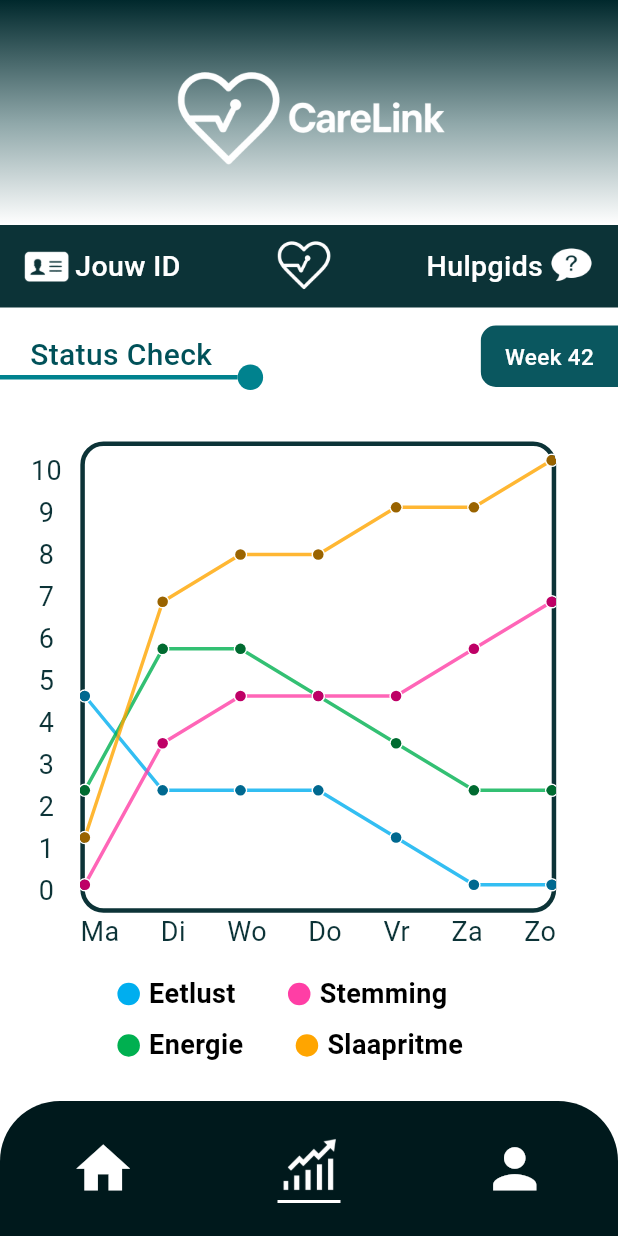
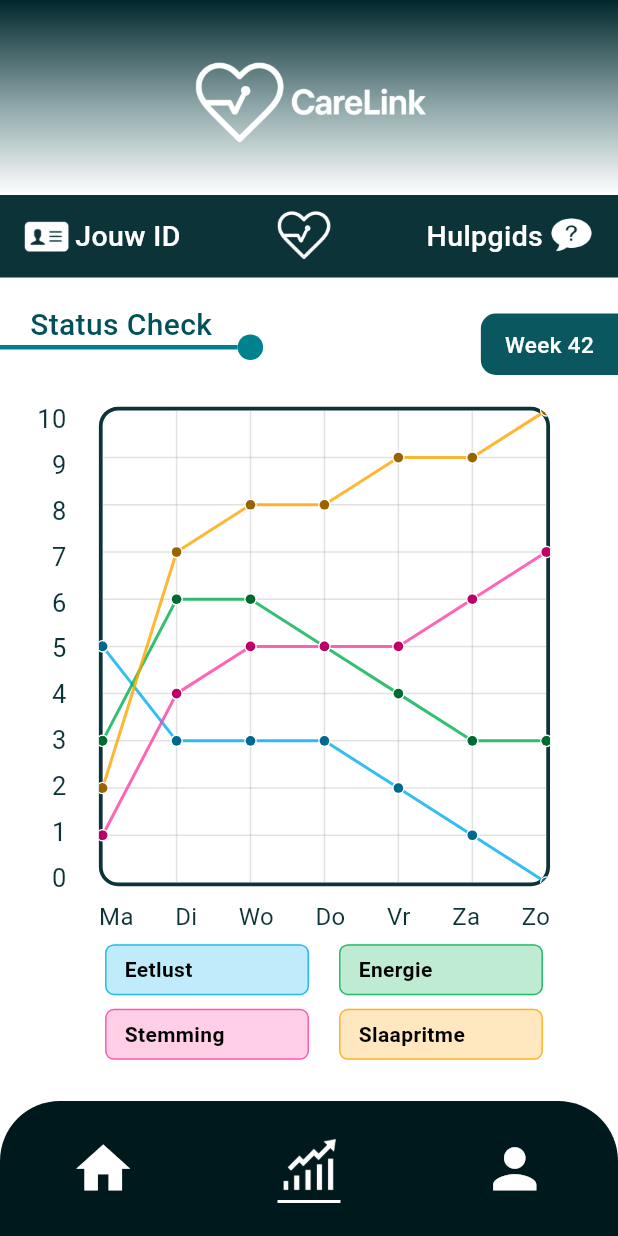
Before and after one commit to jaszy-md/Caregiver_app, a Flutter app: the CaregiverStatsPage screen opened by its route, on a phone screen of 412 x 824 dp. Run offline on Flutter 3.47's test engine with Material 3 defaults, Android fonts, the phone set to English and light mode, and no system bars; drawn by our look-alikes of fl_chart; our stand-ins replace animated_text_kit, go_router; Roboto replaces fonts that are missing (Poppins).

Commit message:
statspage - p2

```diff
--- a/lib/layout/headers/main_header.dart
+++ b/lib/layout/headers/main_header.dart
@@ -30,7 +30,7 @@ class MainHeader extends StatelessWidget implements PreferredSizeWidget {
                 child: Image.asset(
                   'assets/images/logo-wit.png',
                   height: 80,
-                  width: 197,
+                  width: 170,
                   fit: BoxFit.contain,
                 ),
               ),
@@ -42,5 +42,5 @@ class MainHeader extends StatelessWidget implements PreferredSizeWidget {
   }
 
   @override
-  Size get preferredSize => const Size.fromHeight(150);
+  Size get preferredSize => const Size.fromHeight(130);
 }
--- a/lib/views/caregiver/stats/caregiver_stats_page.dart
+++ b/lib/views/caregiver/stats/caregiver_stats_page.dart
@@ -17,14 +17,17 @@ class CaregiverStatsPage extends StatelessWidget {
             Row(
               mainAxisAlignment: MainAxisAlignment.spaceBetween,
               crossAxisAlignment: CrossAxisAlignment.end,
-              children: const [
-                Padding(
+              children: [
+                const Padding(
                   padding: EdgeInsets.only(left: 0),
                   child: LineDotTitle(title: 'Status Check'),
                 ),
                 Padding(
-                  padding: EdgeInsets.only(right: 0, bottom: 2),
-                  child: WeekTile(),
+                  padding: const EdgeInsets.only(right: 0),
+                  child: Transform.translate(
+                    offset: const Offset(0, 10),
+                    child: const WeekTile(),
+                  ),
                 ),
               ],
             ),
--- a/lib/widgets/sections/graph_section.dart
+++ b/lib/widgets/sections/graph_section.dart
@@ -1,3 +1,4 @@
+import 'package:care_link/widgets/tiles/legenda_tile.dart';
 import 'package:fl_chart/fl_chart.dart';
 import 'package:flutter/material.dart';
 import 'dart:math';
@@ -20,10 +21,17 @@ class _GraphSectionState extends State<GraphSection> {
 
   @override
   Widget build(BuildContext context) {
-    return LayoutBuilder(
-      builder: (context, constraints) {
-        final width = constraints.maxWidth;
-        final scale = width / 400;
+    final width = MediaQuery.of(context).size.width;
+    final scale = width / 450;
+
+    double chartHeight;
+    if (width < 400) {
+      chartHeight = 310;
+    } else if (width < 450) {
+      chartHeight = 360;
+    } else {
+      chartHeight = 420;
+    }
 
     final eetlust = const Color(0xFF00AEEF);
     final energie = const Color(0xFF00B050);
@@ -31,8 +39,8 @@ class _GraphSectionState extends State<GraphSection> {
     final slaapritme = const Color(0xFFFFA500);
 
     final lineColors = [eetlust, energie, stemming, slaapritme];
-        final lineValues = [
-          [5, 3, 3, 3, 2, 1, 1],
+    final List<List<double>> lineValues = [
+      [5, 3, 3, 3, 2, 1, 0],
       [3, 6, 6, 5, 4, 3, 3],
       [1, 4, 5, 5, 5, 6, 7],
       [2, 7, 8, 8, 9, 9, 10],
@@ -41,36 +49,54 @@ class _GraphSectionState extends State<GraphSection> {
     return Column(
       children: [
         SizedBox(
-              height: 340 * scale,
-              width: width * 0.9,
+          height: chartHeight,
+          width: width * 0.88,
           child: Stack(
             clipBehavior: Clip.none,
             children: [
+              //Graph
               Positioned(
-                    left: width * 0.08,
+                left: width * 0.1,
                 right: width * 0.05,
-                    top: 10 * scale,
-                    bottom: 25 * scale,
+                top: 4 * scale,
+                bottom: 40 * scale,
                 child: Container(
                   decoration: BoxDecoration(
                     color: Colors.white,
-                        borderRadius: BorderRadius.circular(15 * scale),
+                    borderRadius: BorderRadius.circular(14 * scale),
                     border: Border.all(
                       color: const Color(0xFF0C3337),
-                          width: 3,
+                      width: 2.5,
                     ),
                   ),
                   clipBehavior: Clip.hardEdge,
                   child: LineChart(
                     LineChartData(
-                          minY: 0.5,
-                          maxY: 10.3,
+                      minY: 0,
+                      maxY: 10,
                       minX: 0,
                       maxX: 6,
-                          gridData: FlGridData(show: false),
+                      gridData: FlGridData(
+                        show: true,
+                        drawVerticalLine: true,
+                        horizontalInterval: 1,
+                        verticalInterval: 1,
+                        getDrawingHorizontalLine:
+                            (value) => FlLine(
+                              color: Colors.grey.withOpacity(0.3),
+                              strokeWidth: 1,
+                            ),
+                        getDrawingVerticalLine:
+                            (value) => FlLine(
+                              color: Colors.grey.withOpacity(0.3),
+                              strokeWidth: 1,
+                            ),
+                      ),
                       borderData: FlBorderData(show: false),
                       clipData: const FlClipData.all(),
                       titlesData: FlTitlesData(show: false),
+
+                      // Tab logic
                       lineTouchData: LineTouchData(
                         enabled: true,
                         handleBuiltInTouches: false,
@@ -105,46 +131,50 @@ class _GraphSectionState extends State<GraphSection> {
                           }
                         },
                       ),
+
                       lineBarsData: [
                         for (int i = 0; i < lineColors.length; i++)
-                              _buildLine(
-                                lineColors[i],
-                                lineValues[i].map((e) => e.toDouble()).toList(),
-                              ),
+                          _buildLine(lineColors[i], lineValues[i]),
                       ],
                     ),
                   ),
                 ),
               ),
 
+              // numbers
               Positioned(
                 left: 0,
-                    top: 16,
-                    bottom: 25,
-                    child: Column(
-                      mainAxisAlignment: MainAxisAlignment.start,
-                      children:
-                          List.generate(
+                top: 0,
+                bottom: 33 * scale,
+                child: LayoutBuilder(
+                  builder: (context, constraints) {
+                    return Column(
+                      mainAxisAlignment: MainAxisAlignment.spaceBetween,
+                      crossAxisAlignment: CrossAxisAlignment.end,
+                      children: List.generate(
                         11,
                         (i) => Padding(
-                              padding: const EdgeInsets.symmetric(vertical: 1),
+                          padding: const EdgeInsets.only(right: 4),
                           child: Text(
-                                i.toString(),
+                            (10 - i).toString(),
                             style: const TextStyle(
                               fontFamily: 'Poppins',
-                                  fontSize: 18,
+                              fontSize: 17,
                               color: Color(0xFF0C3337),
                             ),
                           ),
                         ),
-                          ).reversed.toList(),
+                      ),
+                    );
+                  },
                 ),
               ),
 
+              // days
               Positioned(
-                    left: width * 0.08,
+                left: width * 0.1,
                 right: width * 0.05,
-                    bottom: 0,
+                bottom: 5,
                 child: Row(
                   mainAxisAlignment: MainAxisAlignment.spaceBetween,
                   children: const [
@@ -162,46 +192,44 @@ class _GraphSectionState extends State<GraphSection> {
           ),
         ),
 
-            SizedBox(height: 15 * scale),
+        const SizedBox(height: 2),
 
-            Center(
-              child: Padding(
-                padding: EdgeInsets.only(left: 12 * scale),
-                child: SizedBox(
-                  width: width * 0.65,
+        Container(
+          margin: const EdgeInsets.only(left: 20),
+          child: Center(
             child: Column(
-                    crossAxisAlignment: CrossAxisAlignment.start,
+              mainAxisAlignment: MainAxisAlignment.center,
               children: [
                 Row(
-                        mainAxisSize: MainAxisSize.min,
+                  mainAxisAlignment: MainAxisAlignment.center,
                   children: [
-                          _LegendItem(
+                    LegendaTile(
                       label: 'Eetlust',
                       color: eetlust,
                       isActive: _activeColor == eetlust,
                       onTap: () => _toggleGlow(eetlust),
                     ),
-                          const SizedBox(width: 35),
-                          _LegendItem(
+                    const SizedBox(width: 20),
+                    LegendaTile(
+                      label: 'Energie',
+                      color: energie,
+                      isActive: _activeColor == energie,
+                      onTap: () => _toggleGlow(energie),
+                    ),
+                  ],
+                ),
+                SizedBox(height: 10 * scale),
+                Row(
+                  mainAxisAlignment: MainAxisAlignment.center,
+                  children: [
+                    LegendaTile(
                       label: 'Stemming',
                       color: stemming,
                       isActive: _activeColor == stemming,
                       onTap: () => _toggleGlow(stemming),
                     ),
-                        ],
-                      ),
-                      SizedBox(height: 8 * scale),
-                      Row(
-                        mainAxisSize: MainAxisSize.min,
-                        children: [
-                          _LegendItem(
-                            label: 'Energie',
-                            color: energie,
-                            isActive: _activeColor == energie,
-                            onTap: () => _toggleGlow(energie),
-                          ),
-                          const SizedBox(width: 35),
-                          _LegendItem(
+                    const SizedBox(width: 20),
+                    LegendaTile(
                       label: 'Slaapritme',
                       color: slaapritme,
                       isActive: _activeColor == slaapritme,
@@ -213,13 +241,11 @@ class _GraphSectionState extends State<GraphSection> {
             ),
           ),
         ),
-            ),
       ],
-        );
-      },
     );
   }
 
+  //line in graph
   LineChartBarData _buildLine(Color color, List<double> values) {
     final darker =
         HSLColor.fromColor(color)
@@ -233,14 +259,14 @@ class _GraphSectionState extends State<GraphSection> {
     return LineChartBarData(
       isCurved: false,
       color: isActive ? color : color.withOpacity(0.8),
-      barWidth: isActive ? 4.5 : 2.3,
+      barWidth: isActive ? 4 : 2,
       isStrokeCapRound: true,
       belowBarData: BarAreaData(show: false),
       dotData: FlDotData(
         show: true,
         getDotPainter:
             (spot, percent, barData, i) => FlDotCirclePainter(
-              radius: isActive ? 5 : 3.5,
+              radius: isActive ? 4.8 : 3.2,
               color: isActive ? color : darker,
               strokeColor: isActive ? color.withOpacity(0.6) : Colors.white,
               strokeWidth: 1,
@@ -264,65 +290,9 @@ class _DayLabel extends StatelessWidget {
       text,
       style: const TextStyle(
         fontFamily: 'Poppins',
-        fontSize: 18,
+        fontSize: 16,
         color: Color(0xFF0C3337),
       ),
     );
   }
 }
-
-class _LegendItem extends StatelessWidget {
-  final String label;
-  final Color color;
-  final bool isActive;
-  final VoidCallback onTap;
-
-  const _LegendItem({
-    required this.label,
-    required this.color,
-    required this.isActive,
-    required this.onTap,
-  });
-
-  @override
-  Widget build(BuildContext context) {
-    return GestureDetector(
-      onTap: onTap,
-      behavior: HitTestBehavior.opaque,
-      child: Row(
-        mainAxisSize: MainAxisSize.min,
-        crossAxisAlignment: CrossAxisAlignment.center,
-        children: [
-          Container(
-            width: 15,
-            height: 15,
-            margin: const EdgeInsets.only(right: 6),
-            decoration: BoxDecoration(
-              color: color,
-              shape: BoxShape.circle,
-              boxShadow:
-                  isActive
-                      ? [
-                        BoxShadow(
-                          color: color.withOpacity(0.6),
-                          blurRadius: 8,
-                          spreadRadius: 2,
-                        ),
-                      ]
-                      : [],
-            ),
-          ),
-          Text(
-            label,
-            style: TextStyle(
-              fontFamily: 'Poppins',
-              fontSize: 18,
-              fontWeight: FontWeight.w600,
-              color: isActive ? color : Colors.black,
-            ),
-          ),
-        ],
-      ),
-    );
-  }
-}
--- /dev/null
+++ b/lib/widgets/tiles/legenda_tile.dart
@@ -0,0 +1,63 @@
+import 'package:flutter/material.dart';
+
+class LegendaTile extends StatelessWidget {
+  final String label;
+  final Color color;
+  final bool isActive;
+  final VoidCallback onTap;
+
+  const LegendaTile({
+    required this.label,
+    required this.color,
+    required this.isActive,
+    required this.onTap,
+    super.key,
+  });
+
+  @override
+  Widget build(BuildContext context) {
+    final width = MediaQuery.of(context).size.width;
+    double tileWidth = (width * 0.33).clamp(110.0, 150.0);
+
+    return GestureDetector(
+      onTap: onTap,
+      behavior: HitTestBehavior.opaque,
+      child: SizedBox(
+        width: tileWidth,
+        child: AnimatedContainer(
+          duration: const Duration(milliseconds: 200),
+          curve: Curves.easeOut,
+          padding: const EdgeInsets.symmetric(horizontal: 12, vertical: 6),
+          decoration: BoxDecoration(
+            color: isActive ? color.withOpacity(0.05) : color.withOpacity(0.25),
+            borderRadius: BorderRadius.circular(6),
+            border: Border.all(color: color.withOpacity(0.8), width: 1),
+            boxShadow:
+                isActive
+                    ? [
+                      BoxShadow(
+                        color: color.withOpacity(0.45),
+                        blurRadius: 6,
+                        spreadRadius: 1,
+                      ),
+                    ]
+                    : [],
+          ),
+          child: Align(
+            alignment: Alignment.centerLeft,
+            child: Text(
+              label,
+              textAlign: TextAlign.left,
+              style: const TextStyle(
+                fontFamily: 'Poppins',
+                fontSize: 14,
+                fontWeight: FontWeight.w600,
+                color: Colors.black,
+              ),
+            ),
+          ),
+        ),
+      ),
+    );
+  }
+}
```
Lines whose indentation alone changed are shown as unchanged.
